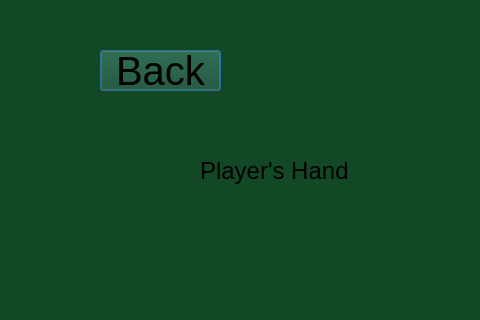
The window that baccaratwindow.ui (lwray3/3307Project_2) describes before a commit, drawn with Qt 5; both pictures show x 0 to 480 and y 0 to 320 of the 1310 by 550 pixel window.
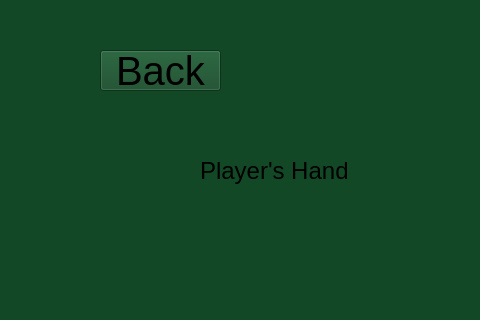
The same window after the commit.

The edit to the form file:
```diff
--- a/baccaratwindow.ui
+++ b/baccaratwindow.ui
@@ -1,7 +1,7 @@
 <?xml version="1.0" encoding="UTF-8"?>
 <ui version="4.0">
- <class>Dialog</class>
- <widget class="QDialog" name="Dialog">
+ <class>BaccaratForm</class>
+ <widget class="QWidget" name="BaccaratForm">
   <property name="geometry">
    <rect>
     <x>0</x>
```
